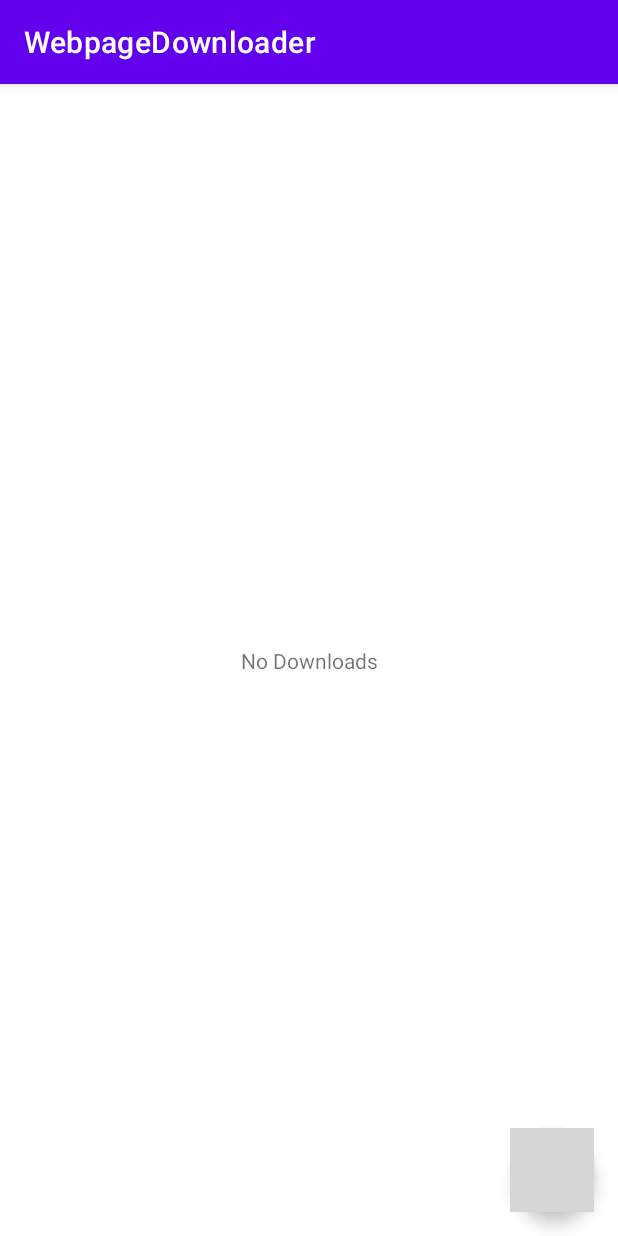
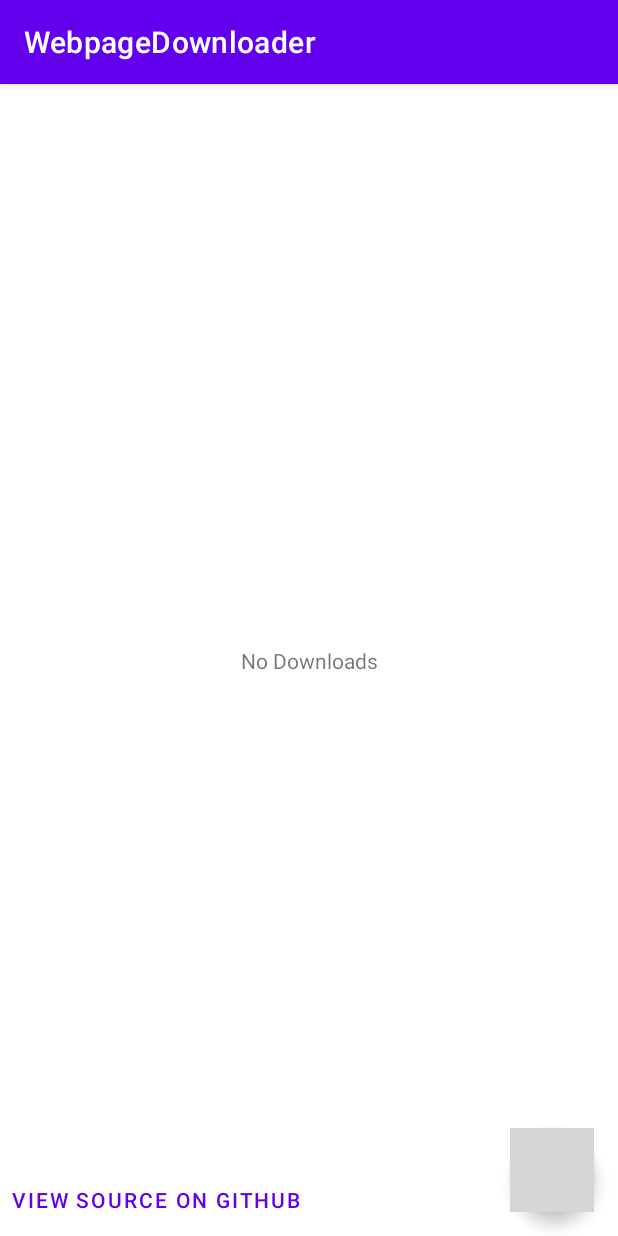
Before and after one commit to diebietse/webpage-downloader, an Android app: the screen it shows after launch (MainActivity), on a phone screen of 412 x 824 dp. Run offline under Robolectric (Android 15) with nearby library versions, the phone set to English and light mode, and no system bars; libraries missing offline, so code that uses them is left out: com.afollestad.materialdialogs; plain views replace MaterialProgressBar; grey boxes are pictures that could not be loaded.

Commit message:
Add link to source and Google Play

```diff
--- a/app/build.gradle.kts
+++ b/app/build.gradle.kts
@@ -11,8 +11,8 @@ android {
         applicationId = "com.diebietse.webpage.downloader.example"
         minSdk = 21
         targetSdk = 30
-        versionCode = 1
-        versionName = "0.2.0"
+        versionCode = 2
+        versionName = "0.2.1"
         resConfigs("en")
     }
 
--- a/app/src/main/java/com/diebietse/webpage/downloader/example/MainActivity.kt
+++ b/app/src/main/java/com/diebietse/webpage/downloader/example/MainActivity.kt
@@ -1,5 +1,7 @@
 package com.diebietse.webpage.downloader.example
 
+import android.content.Intent
+import android.net.Uri
 import android.os.Bundle
 import android.text.InputType
 import android.util.Log
@@ -60,6 +62,11 @@ class MainActivity : AppCompatActivity() {
                 }
             })
         binding.content.recyclerView.adapter = downloadsAdapter
+
+        binding.content.buttonSource.setOnClickListener {
+            val intent = Intent(Intent.ACTION_VIEW, Uri.parse("https://diebietse.com/webpage-downloader"))
+            startActivity(intent)
+        }
         updateViews(downloads)
     }
 
--- a/app/src/main/res/layout/content_main.xml
+++ b/app/src/main/res/layout/content_main.xml
@@ -29,4 +29,13 @@
         android:layout_width="match_parent"
         android:layout_height="match_parent"
         app:layoutManager="androidx.recyclerview.widget.LinearLayoutManager" />
+
+    <Button
+        android:id="@+id/buttonSource"
+        style="@style/Widget.MaterialComponents.Button.TextButton"
+        android:layout_width="wrap_content"
+        android:layout_height="wrap_content"
+        android:text="@string/view_source"
+        app:layout_constraintBottom_toBottomOf="parent"
+        app:layout_constraintStart_toStartOf="parent" />
 </androidx.constraintlayout.widget.ConstraintLayout>
--- a/app/src/main/res/values/strings.xml
+++ b/app/src/main/res/values/strings.xml
@@ -9,4 +9,5 @@
     <string name="remove_download_yes">Yes, remove it</string>
     <string name="remove_download_no">No, my bad</string>
     <string name="download_webpage">Download Webpage</string>
+    <string name="view_source">View Source on GitHub</string>
 </resources>
```
Also changed, not shown: 1 other file.
